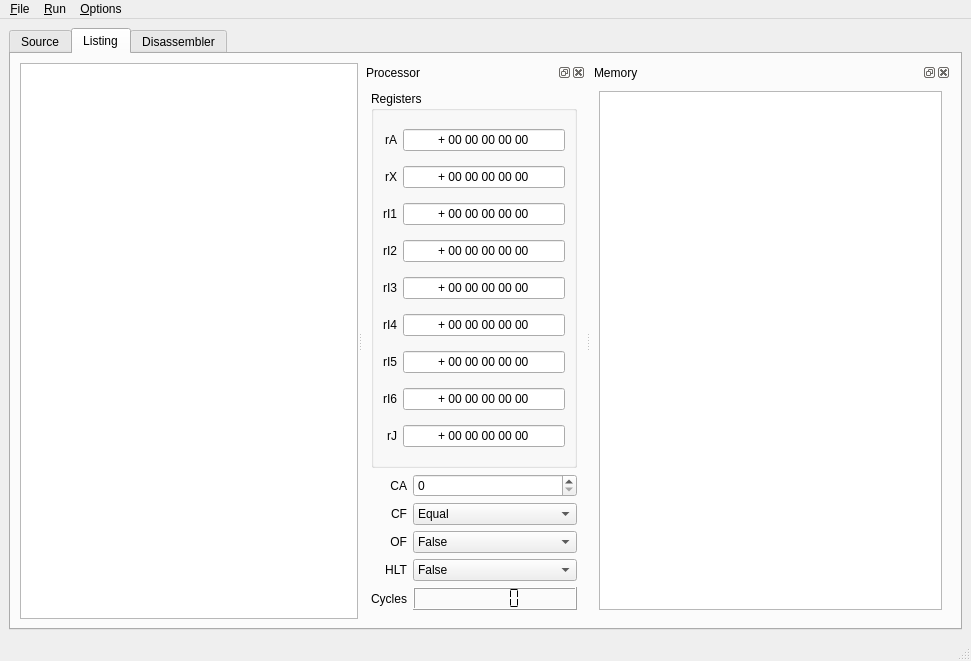
This is gui/main.ui in be9/mix-machine as Qt 5 draws it before an edit. The edited form follows.
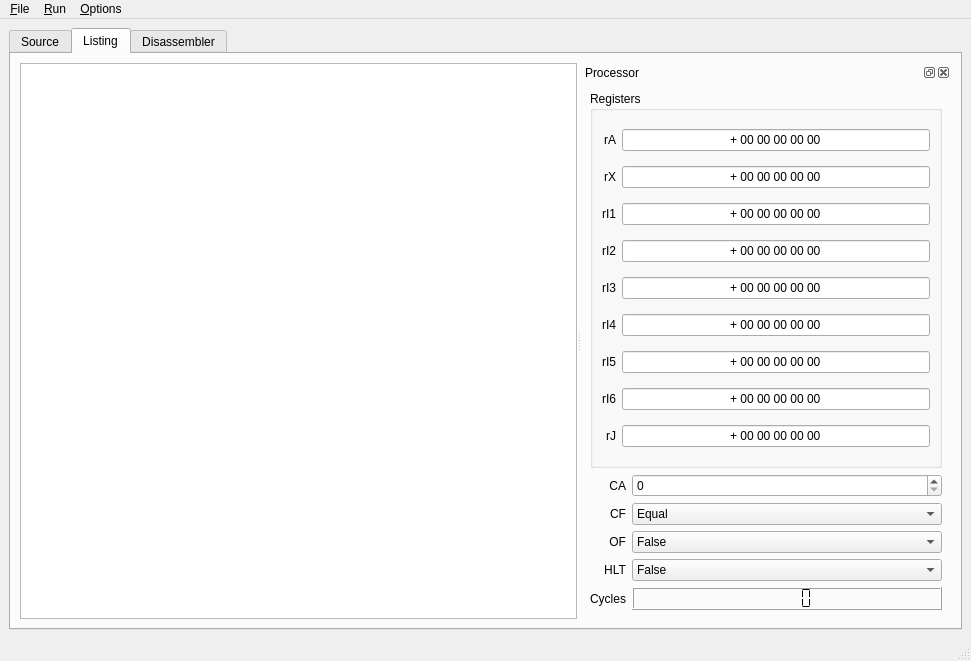
This is the edited form. The open tabs and pages were chosen to show the change.

Commit message:
gui: added separated file for MemDockWidget
now this is really DOCKWIDGET

```diff
--- a/gui/main.ui
+++ b/gui/main.ui
@@ -503,28 +503,6 @@
             </layout>
            </widget>
           </widget>
-          <widget class="QDockWidget" name="dock_mem" >
-           <property name="floating" >
-            <bool>false</bool>
-           </property>
-           <property name="windowTitle" >
-            <string>Memory</string>
-           </property>
-           <widget class="QWidget" name="dockWidgetContents" >
-            <layout class="QVBoxLayout" >
-             <item>
-              <widget class="QTableView" name="mem_view" >
-               <property name="sizePolicy" >
-                <sizepolicy vsizetype="Expanding" hsizetype="Preferred" >
-                 <horstretch>0</horstretch>
-                 <verstretch>0</verstretch>
-                </sizepolicy>
-               </property>
-              </widget>
-             </item>
-            </layout>
-           </widget>
-          </widget>
          </widget>
         </item>
        </layout>
```
The commit also changes 3 other files.
